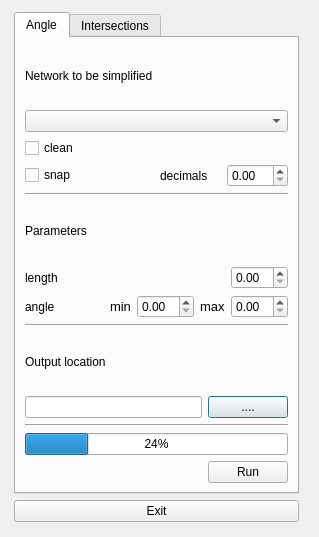
spacesyntax/Rcl-simplification-, file rcl_simplification_dialog_base_idea.ui: the form before one commit.
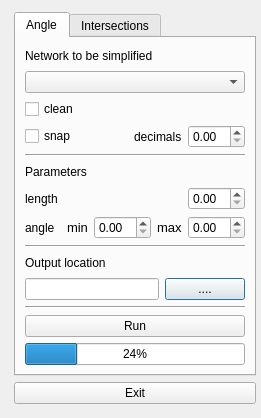
The form after the commit. The open tabs and pages were chosen to show the change.

Commit message: change run button

Diff of the .ui file:
```diff
--- a/rcl_simplification_dialog_base_idea.ui
+++ b/rcl_simplification_dialog_base_idea.ui
@@ -6,8 +6,8 @@
    <rect>
     <x>0</x>
     <y>0</y>
-    <width>319</width>
-    <height>537</height>
+    <width>261</width>
+    <height>418</height>
    </rect>
   </property>
   <property name="sizePolicy">
@@ -24,8 +24,8 @@
     <rect>
      <x>14</x>
      <y>12</y>
-     <width>285</width>
-     <height>510</height>
+     <width>242</width>
+     <height>392</height>
     </rect>
    </property>
    <layout class="QVBoxLayout" name="verticalLayout_3">
@@ -205,21 +205,8 @@
           </property>
          </widget>
         </item>
-        <item>
-         <widget class="QProgressBar" name="progressBar">
-          <property name="value">
-           <number>24</number>
-          </property>
-         </widget>
-        </item>
         <item>
          <widget class="QPushButton" name="analysis_9">
-          <property name="sizePolicy">
-           <sizepolicy hsizetype="Fixed" vsizetype="Fixed">
-            <horstretch>20</horstretch>
-            <verstretch>0</verstretch>
-           </sizepolicy>
-          </property>
           <property name="layoutDirection">
            <enum>Qt::RightToLeft</enum>
           </property>
@@ -228,6 +215,13 @@
           </property>
          </widget>
         </item>
+        <item>
+         <widget class="QProgressBar" name="progressBar">
+          <property name="value">
+           <number>24</number>
+          </property>
+         </widget>
+        </item>
        </layout>
        <zorder>label</zorder>
        <zorder>choose_input_layer</zorder>
```
Left out of the diff: 24 changed lines with no effect on the pictures.
